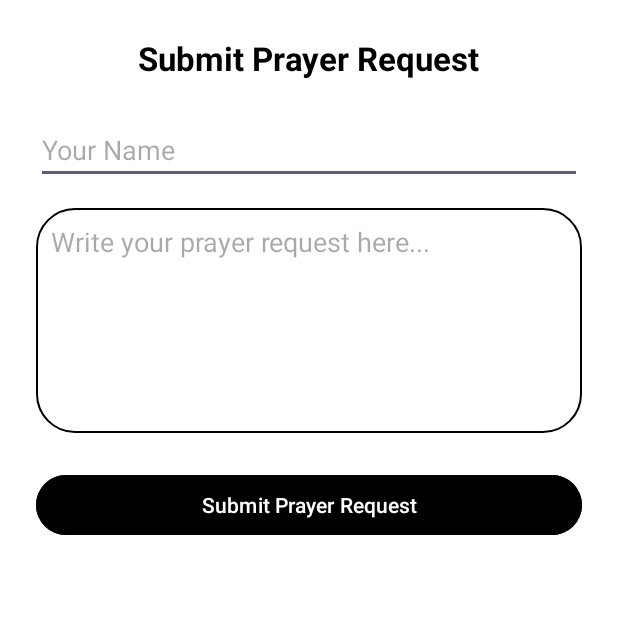
After one commit to ST10166813/alabaster, an Android app: the AddPrayerRequestActivity screen opened directly, with no data from a screen before it, on a phone screen of 412 x 824 dp, the top half of it. The commit adds this screen. Run offline under Robolectric (Android 15) with nearby library versions, the phone set to English and light mode, and no system bars; our stand-ins replace Firebase (no records; nobody signed in at launch, a user with empty details on screens opened directly).

Commit message:
Prayer Request Add

```diff
--- a/AlabasterBoxApp/app/src/main/AndroidManifest.xml
+++ b/AlabasterBoxApp/app/src/main/AndroidManifest.xml
@@ -14,6 +14,12 @@
         android:supportsRtl="true"
         android:theme="@style/Theme.Alabaster"
         tools:targetApi="31">
+        <activity
+            android:name=".AdminPrayerRequestsActivity"
+            android:exported="false" />
+        <activity
+            android:name=".AddPrayerRequestActivity"
+            android:exported="false" />
         <activity
             android:name=".AdminApproveTestimonyActivity"
             android:exported="false" />
--- /dev/null
+++ b/AlabasterBoxApp/app/src/main/java/com/example/alabaster/AddPrayerRequestActivity.kt
@@ -0,0 +1,65 @@
+package com.example.alabaster
+
+import android.os.Bundle
+import android.widget.Button
+import android.widget.EditText
+import android.widget.Toast
+import androidx.appcompat.app.AppCompatActivity
+import com.google.firebase.auth.FirebaseAuth
+import com.google.firebase.database.DatabaseReference
+import com.google.firebase.database.FirebaseDatabase
+
+class AddPrayerRequestActivity : AppCompatActivity() {
+
+    private lateinit var etName: EditText
+    private lateinit var etRequest: EditText
+    private lateinit var btnSubmit: Button
+    private lateinit var dbRef: DatabaseReference
+    private lateinit var auth: FirebaseAuth
+
+    override fun onCreate(savedInstanceState: Bundle?) {
+        super.onCreate(savedInstanceState)
+        setContentView(R.layout.activity_add_prayer_request)
+
+        etName = findViewById(R.id.etName)
+        etRequest = findViewById(R.id.etRequest)
+        btnSubmit = findViewById(R.id.btnSubmit)
+
+        dbRef = FirebaseDatabase.getInstance().getReference("prayer_requests")
+        auth = FirebaseAuth.getInstance()
+
+        btnSubmit.setOnClickListener {
+            savePrayerRequest()
+        }
+    }
+
+    private fun savePrayerRequest() {
+        val name = etName.text.toString().trim()
+        val requestText = etRequest.text.toString().trim()
+
+        if (name.isEmpty() || requestText.isEmpty()) {
+            Toast.makeText(this, "Please fill in all fields", Toast.LENGTH_SHORT).show()
+            return
+        }
+
+        val requestId = dbRef.push().key!!
+        val userEmail = auth.currentUser?.email ?: "Anonymous"
+
+        val prayerRequest = mapOf(
+            "id" to requestId,
+            "name" to name,
+            "email" to userEmail,
+            "request" to requestText,
+            "status" to "Pending Prayer"
+        )
+
+        dbRef.child(requestId).setValue(prayerRequest)
+            .addOnSuccessListener {
+                Toast.makeText(this, "Prayer request submitted 🙏", Toast.LENGTH_SHORT).show()
+                finish()
+            }
+            .addOnFailureListener {
+                Toast.makeText(this, "Failed to submit request", Toast.LENGTH_SHORT).show()
+            }
+    }
+}
--- a/AlabasterBoxApp/app/src/main/java/com/example/alabaster/AdminDashboardActivity.kt
+++ b/AlabasterBoxApp/app/src/main/java/com/example/alabaster/AdminDashboardActivity.kt
@@ -30,6 +30,10 @@ class AdminDashboardActivity : AppCompatActivity() {
             startActivity(intent)
         }
 
+        binding.viewPrayerRequestsBtn.setOnClickListener {
+            startActivity(Intent(this, AdminPrayerRequestsActivity::class.java))
+        }
+
         // ✅ Logout
         binding.logoutBtn.setOnClickListener {
             auth.signOut()
--- a/AlabasterBoxApp/app/src/main/java/com/example/alabaster/HomeActivity.kt
+++ b/AlabasterBoxApp/app/src/main/java/com/example/alabaster/HomeActivity.kt
@@ -44,6 +44,10 @@ class HomeActivity : AppCompatActivity() {
             startActivity(Intent(this, TestimonyActivity::class.java))
         }
 
+        binding.PrayerRequestsBtn.setOnClickListener {
+            startActivity(Intent(this, AddPrayerRequestActivity::class.java))
+        }
+
     }
 
     private fun logoutUser() {
--- /dev/null
+++ b/AlabasterBoxApp/app/src/main/res/layout/activity_add_prayer_request.xml
@@ -0,0 +1,49 @@
+<ScrollView xmlns:android="http://schemas.android.com/apk/res/android"
+    android:layout_width="match_parent"
+    android:layout_height="match_parent"
+    android:padding="24dp"
+    android:background="@color/white">
+
+    <LinearLayout
+        android:orientation="vertical"
+        android:layout_width="match_parent"
+        android:layout_height="wrap_content"
+        android:gravity="center_horizontal">
+
+        <TextView
+            android:layout_width="wrap_content"
+            android:layout_height="wrap_content"
+            android:text="Submit Prayer Request"
+            android:textSize="22sp"
+            android:textStyle="bold"
+            android:textColor="@color/black"
+            android:layout_marginBottom="24dp"/>
+
+        <EditText
+            android:id="@+id/etName"
+            android:layout_width="match_parent"
+            android:layout_height="wrap_content"
+            android:hint="Your Name"
+            android:inputType="textPersonName"
+            android:layout_marginBottom="16dp"/>
+
+        <EditText
+            android:id="@+id/etRequest"
+            android:layout_width="match_parent"
+            android:layout_height="150dp"
+            android:hint="Write your prayer request here..."
+            android:gravity="top"
+            android:inputType="textMultiLine"
+            android:background="@drawable/rounded_edittext"
+            android:padding="10dp"
+            android:layout_marginBottom="24dp"/>
+
+        <Button
+            android:id="@+id/btnSubmit"
+            android:layout_width="match_parent"
+            android:layout_height="wrap_content"
+            android:text="Submit Prayer Request"
+            android:backgroundTint="@color/black"
+            android:textColor="@android:color/white"/>
+    </LinearLayout>
+</ScrollView>
```
Also changed, not shown: AlabasterBoxApp/app/src/main/java/com/example/alabaster/AdminPrayerRequestsActivity.kt (added, +56 -0 lines), AlabasterBoxApp/app/src/main/java/com/example/alabaster/adapter/PrayerRequestAdapter.kt (added, +38 -0 lines), AlabasterBoxApp/app/src/main/res/layout/activity_admin_dashboard.xml (+14 -0 lines), AlabasterBoxApp/app/src/main/res/layout/activity_admin_prayer_requests.xml (added, +44 -0 lines), AlabasterBoxApp/app/src/main/res/layout/activity_home.xml (+10 -0 lines), AlabasterBoxApp/app/src/main/res/layout/item_prayer_request.xml (added, +55 -0 lines).
